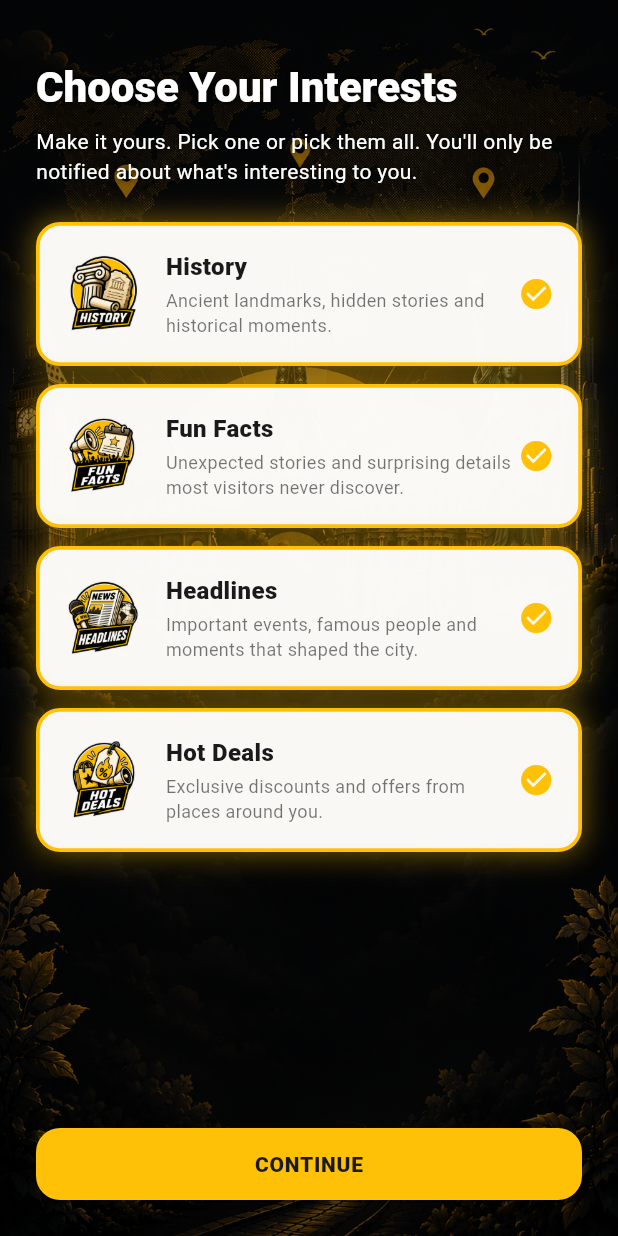
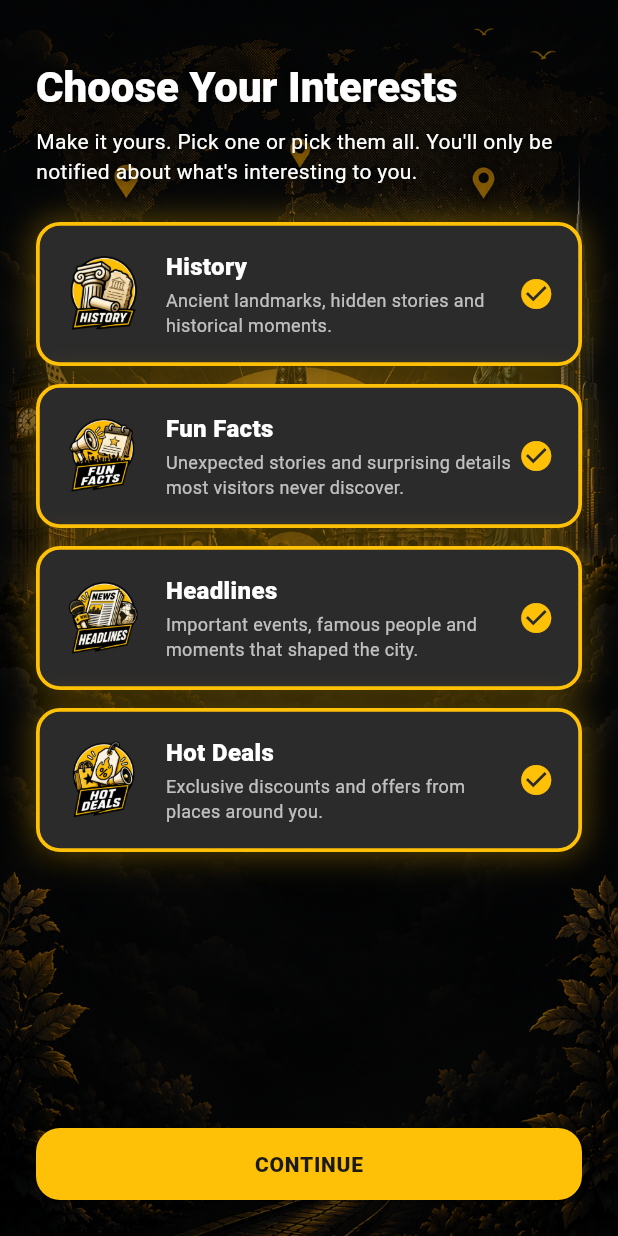
Before and after one commit to AlexanderTilly/dyk, a Flutter app: the screen it shows after launch, after a tap on "START EXPLORING", on a phone screen of 412 x 824 dp. Run offline on Flutter 3.47's test engine with Material 3 defaults, Android fonts, the phone set to English and light mode, and no system bars; our stand-ins replace flutter_local_notifications, just_audio, permission_handler, shared_preferences, supabase_flutter; missing offline and left inert: geofencing_api, mapbox_maps_flutter; accounts and stored records are empty.

Commit message:
﻿style(dyk): solid dark gray interest cards with white text
Co-Authored-By: Claude Sonnet 4.6 <noreply@anthropic.com>

```diff
--- a/lib/screens/onboarding/interests_screen.dart
+++ b/lib/screens/onboarding/interests_screen.dart
@@ -155,23 +155,24 @@ class _InterestCard extends StatelessWidget {
         margin: const EdgeInsets.only(bottom: 12),
         padding: const EdgeInsets.all(16),
         decoration: BoxDecoration(
-          // Solid card so it reads clearly over the busy background art.
-          color: Colors.white.withValues(alpha: 0.96),
+          // Solid dark gray card — fully opaque so the background art
+          // never bleeds through the content.
+          color: const Color(0xFF2B2B2B),
           borderRadius: BorderRadius.circular(16),
           border: Border.all(
-            color: selected ? DykColors.yellow : Colors.black12,
+            color: selected ? DykColors.yellow : Colors.white12,
             width: 2.5,
           ),
           boxShadow: [
             const BoxShadow(
-              color: Colors.black45,
-              blurRadius: 12,
-              offset: Offset(0, 4),
+              color: Colors.black54,
+              blurRadius: 14,
+              offset: Offset(0, 5),
             ),
             if (selected)
               BoxShadow(
-                color: DykColors.yellow.withValues(alpha: 0.45),
-                blurRadius: 16,
+                color: DykColors.yellow.withValues(alpha: 0.35),
+                blurRadius: 18,
                 spreadRadius: 1,
               ),
           ],
@@ -188,17 +189,17 @@ class _InterestCard extends StatelessWidget {
                       style: const TextStyle(
                           fontWeight: FontWeight.w800,
                           fontSize: 16,
-                          color: Color(0xFF1A1A1A))),
+                          color: Colors.white)),
                   const SizedBox(height: 2),
                   Text(option.description,
                       style: const TextStyle(
-                          fontSize: 12, color: Colors.black54)),
+                          fontSize: 12, color: Colors.white70)),
                 ],
               ),
             ),
             Icon(
               selected ? Icons.check_circle : Icons.circle_outlined,
-              color: selected ? DykColors.yellow : Colors.grey,
+              color: selected ? DykColors.yellow : Colors.white38,
             ),
           ],
         ),
```
